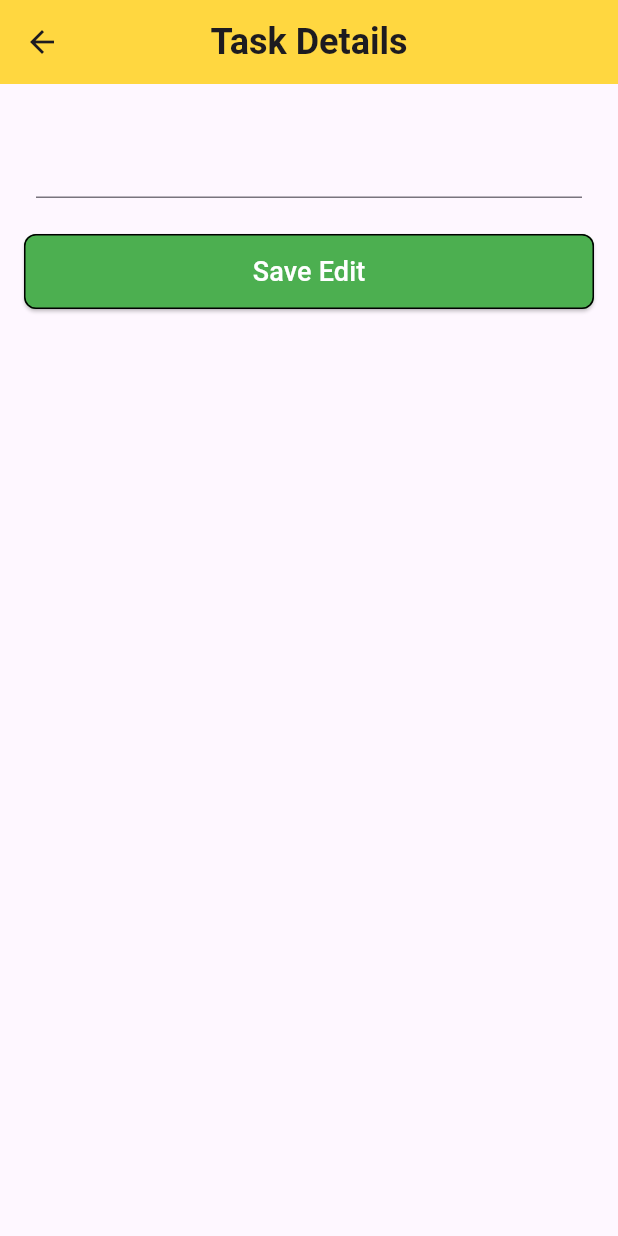
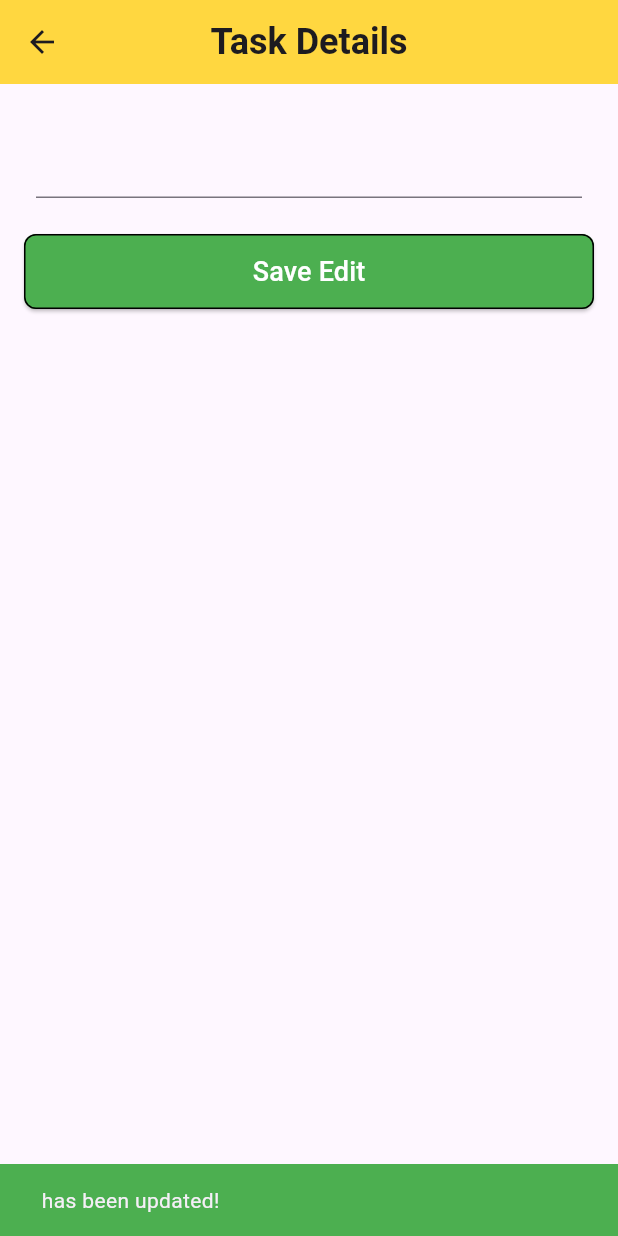
Before and after one commit to ChakavalTR/App_List_To_Do, a Flutter app: the TaskDetailScreen screen opened directly with empty values, after a tap on "Save Edit", on a phone screen of 412 x 824 dp. Run offline on Flutter 3.47's test engine with Material 3 defaults, Android fonts, the phone set to English and light mode, and no system bars.

Commit message:
edit done

```diff
--- a/lib/screens/home_screen.dart
+++ b/lib/screens/home_screen.dart
@@ -193,6 +193,9 @@ class _WidgetContainerState extends State<WidgetContainer> {
               );
               if (updateTask.isNotEmpty) {
                 widget.onUpdate(widget.index, updateTask);
+                setState(() {
+                  taskEditingController.text = updateTask;
+                });
               }
             },
             icon: Icon(Icons.edit, color: Colors.blueAccent, size: 30),
--- a/lib/screens/task_detail_screen.dart
+++ b/lib/screens/task_detail_screen.dart
@@ -52,32 +52,16 @@ class _TaskDetailScreenState extends State<TaskDetailScreen> {
             width: 380,
             child: ElevatedButton(
               onPressed: () {
-                String updateTask = taskEditingController.text;
-                if (updateTask.isNotEmpty) {
-                  showDialog(
-                    context: context,
-                    builder: (context) {
-                      return AlertDialog(
-                        title: Text(
-                          'Task Edited',
-                          style: TextStyle(
-                            fontWeight: FontWeight.bold,
-                            fontSize: 25,
-                          ),
-                        ),
-                        content: Text('The task has been edited successfully.'),
-                        actions: [
-                          TextButton(
-                            onPressed: () {
-                              Navigator.pop(context, updateTask);
-                              Navigator.pop(context);
-                            },
-                            child: Text('OK'),
-                          ),
-                        ],
-                      );
-                    },
-                  );
+                SnackBar snackBar = SnackBar(
+                  content: Text(
+                    '${taskEditingController.text} has been updated!',
+                  ),
+                  backgroundColor: Colors.green,
+                );
+                ScaffoldMessenger.of(context).showSnackBar(snackBar);
+                String updatedTask = taskEditingController.text;
+                if (updatedTask.isNotEmpty) {
+                  Navigator.pop(context, updatedTask);
                 }
               },
               style: ElevatedButton.styleFrom(
```
